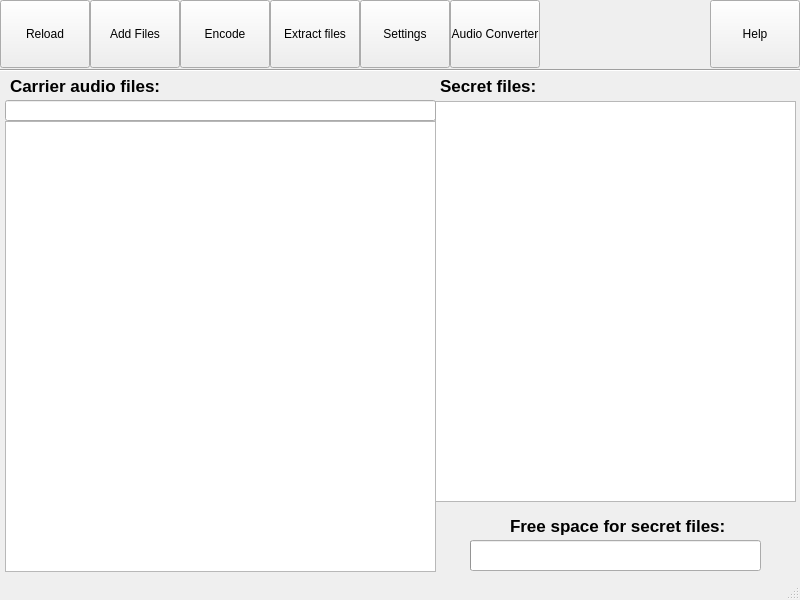
Above: mainwindow.ui from erykrutkowski/Steghide-GUI before the change. Below: the same form after it.
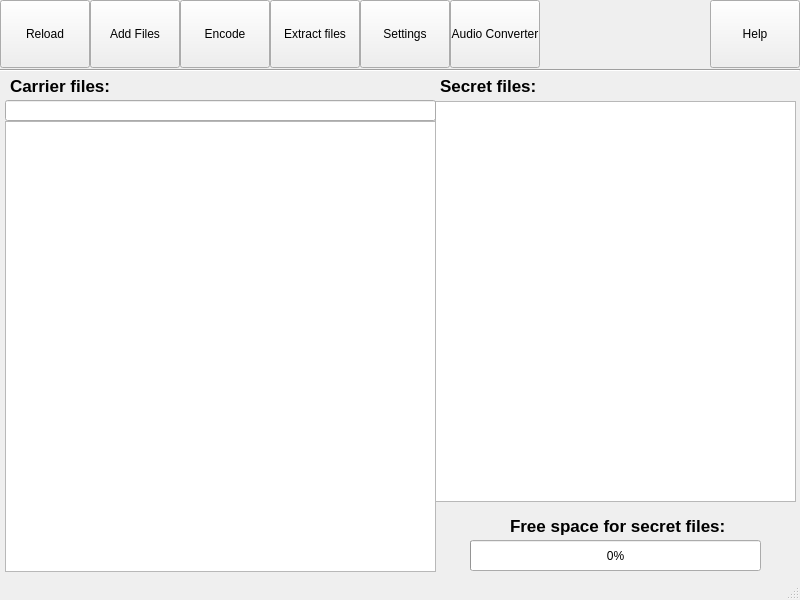
That is the form after the change. Icons and pictures are not drawn.

Commit message: Silly me, I forgot to add libs in .pro file ;D I've added limits.h to fix ULONG_MAX error in more appropriate form that DEFINE. Now everything compile and even file capacity bar seems to works fine, more functionality will be added soon. Stay tuned

Diff of the .ui file:
```diff
--- a/mainwindow.ui
+++ b/mainwindow.ui
@@ -258,7 +258,7 @@
      <number>0</number>
     </property>
     <property name="textVisible">
-     <bool>false</bool>
+     <bool>true</bool>
     </property>
    </widget>
    <widget class="QLabel" name="label_2">
@@ -298,7 +298,7 @@
      </font>
     </property>
     <property name="text">
-     <string>Carrier audio files:</string>
+     <string>Carrier files:</string>
     </property>
    </widget>
    <widget class="QLabel" name="label_1">
```
The commit also changes 6 other files.
